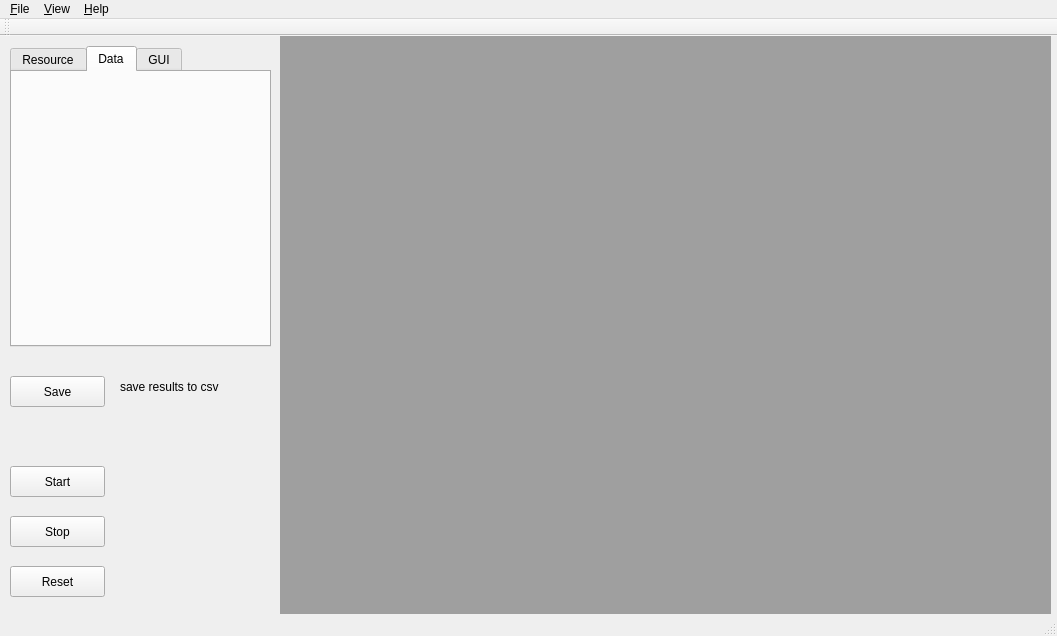
Above: utilities/msmonitor_cs/client/msmonitor/mainwindow.ui from akiml/ampehre before the change. Below: the same form after it.
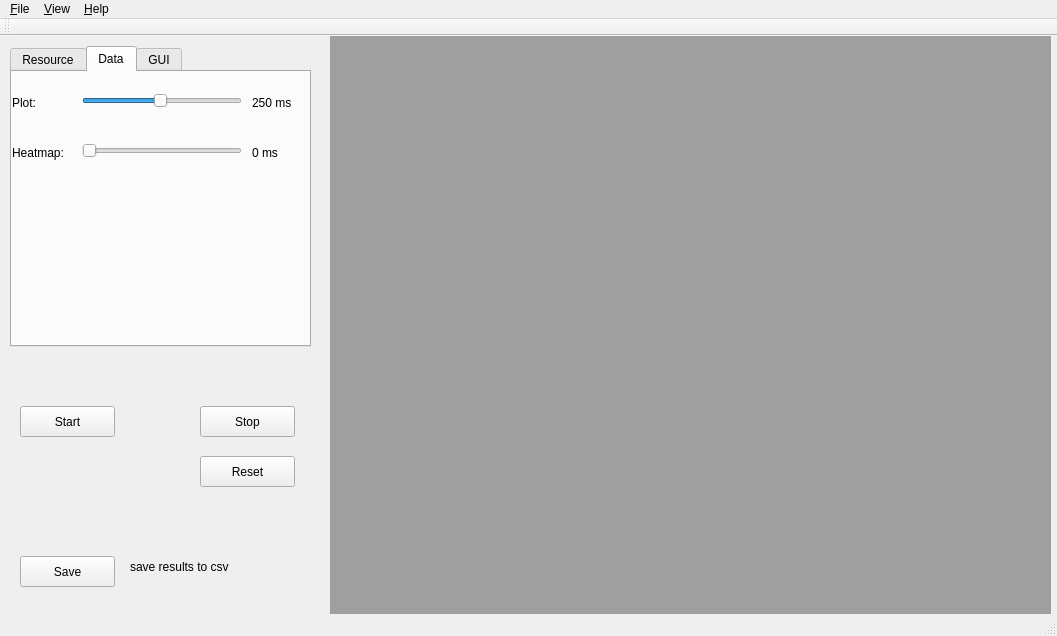
That is the form after the change. The open tabs and pages were chosen to show the change.

Commit message: added clock, power and temperature plot

Patch:
```diff
--- a/utilities/msmonitor_cs/client/msmonitor/mainwindow.ui
+++ b/utilities/msmonitor_cs/client/msmonitor/mainwindow.ui
@@ -19,7 +19,7 @@
      <rect>
       <x>0</x>
       <y>0</y>
-      <width>281</width>
+      <width>331</width>
       <height>591</height>
      </rect>
     </property>
@@ -28,7 +28,7 @@
       <rect>
        <x>10</x>
        <y>10</y>
-       <width>261</width>
+       <width>301</width>
        <height>301</height>
       </rect>
      </property>
@@ -44,6 +44,111 @@
       <attribute name="title">
        <string>Data</string>
       </attribute>
+      <widget class="QLabel" name="label">
+       <property name="geometry">
+        <rect>
+         <x>0</x>
+         <y>20</y>
+         <width>41</width>
+         <height>21</height>
+        </rect>
+       </property>
+       <property name="text">
+        <string>Plot:</string>
+       </property>
+      </widget>
+      <widget class="QSlider" name="horizontalSlider_dataPlot">
+       <property name="geometry">
+        <rect>
+         <x>70</x>
+         <y>20</y>
+         <width>160</width>
+         <height>18</height>
+        </rect>
+       </property>
+       <property name="minimum">
+        <number>10</number>
+       </property>
+       <property name="maximum">
+        <number>500</number>
+       </property>
+       <property name="singleStep">
+        <number>10</number>
+       </property>
+       <property name="pageStep">
+        <number>20</number>
+       </property>
+       <property name="sliderPosition">
+        <number>250</number>
+       </property>
+       <property name="orientation">
+        <enum>Qt::Horizontal</enum>
+       </property>
+      </widget>
+      <widget class="QLabel" name="label_dataPlot">
+       <property name="geometry">
+        <rect>
+         <x>240</x>
+         <y>20</y>
+         <width>61</width>
+         <height>21</height>
+        </rect>
+       </property>
+       <property name="text">
+        <string>250 ms</string>
+       </property>
+      </widget>
+      <widget class="QLabel" name="label_2">
+       <property name="geometry">
+        <rect>
+         <x>0</x>
+         <y>70</y>
+         <width>66</width>
+         <height>21</height>
+        </rect>
+       </property>
+       <property name="text">
+        <string>Heatmap:</string>
+       </property>
+      </widget>
+      <widget class="QSlider" name="horizontalSlider_dataHeatmap">
+       <property name="geometry">
+        <rect>
+         <x>70</x>
+         <y>70</y>
+         <width>160</width>
+         <height>18</height>
+        </rect>
+       </property>
+       <property name="minimum">
+        <number>10</number>
+       </property>
+       <property name="maximum">
+        <number>200</number>
+       </property>
+       <property name="singleStep">
+        <number>10</number>
+       </property>
+       <property name="pageStep">
+        <number>20</number>
+       </property>
+       <property name="orientation">
+        <enum>Qt::Horizontal</enum>
+       </property>
+      </widget>
+      <widget class="QLabel" name="label_dataHeatmap">
+       <property name="geometry">
+        <rect>
+         <x>240</x>
+         <y>70</y>
+         <width>61</width>
+         <height>21</height>
+        </rect>
+       </property>
+       <property name="text">
+        <string>0 ms</string>
+       </property>
+      </widget>
      </widget>
      <widget class="QWidget" name="tab_2">
       <attribute name="title">
@@ -54,8 +159,8 @@
     <widget class="QPushButton" name="pushButton_save">
      <property name="geometry">
       <rect>
-       <x>10</x>
-       <y>340</y>
+       <x>20</x>
+       <y>520</y>
        <width>95</width>
        <height>31</height>
       </rect>
@@ -67,8 +172,8 @@
     <widget class="QLabel" name="label_5">
      <property name="geometry">
       <rect>
-       <x>120</x>
-       <y>340</y>
+       <x>130</x>
+       <y>520</y>
        <width>131</width>
        <height>21</height>
       </rect>
@@ -80,8 +185,8 @@
     <widget class="QPushButton" name="pushButton_start">
      <property name="geometry">
       <rect>
-       <x>10</x>
-       <y>430</y>
+       <x>20</x>
+       <y>370</y>
        <width>95</width>
        <height>31</height>
       </rect>
@@ -93,8 +198,8 @@
     <widget class="QPushButton" name="pushButton_stop">
      <property name="geometry">
       <rect>
-       <x>10</x>
-       <y>480</y>
+       <x>200</x>
+       <y>370</y>
        <width>95</width>
        <height>31</height>
       </rect>
@@ -106,8 +211,8 @@
     <widget class="QPushButton" name="pushButton_reset">
      <property name="geometry">
       <rect>
-       <x>10</x>
-       <y>530</y>
+       <x>200</x>
+       <y>420</y>
        <width>95</width>
        <height>31</height>
       </rect>
@@ -120,9 +225,9 @@
    <widget class="QMdiArea" name="mdiArea">
     <property name="geometry">
      <rect>
-      <x>280</x>
+      <x>330</x>
       <y>0</y>
-      <width>771</width>
+      <width>721</width>
       <height>621</height>
      </rect>
     </property>
```
Left out of the diff: 56 changed lines with no effect on the pictures. The commit also changes 20 other files.
